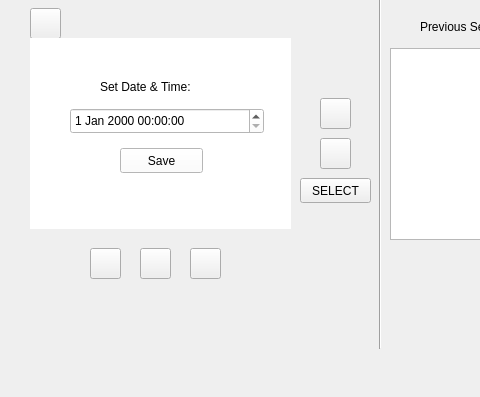
kyleaitken/Neuroset, file Neuroset/mainwindow.ui: the form before one commit; both pictures show x 0 to 480 and y 92 to 489 of the 1149 by 489 pixel window.
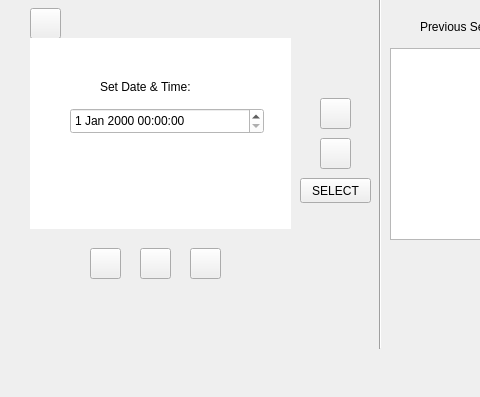
The form after the commit. The open tabs and pages were chosen to show the change. Icons and pictures are not drawn. Custom widgets are drawn as their Qt base class.

Commit message: remove save button from set date/time

Patch:
```diff
--- a/Neuroset/mainwindow.ui
+++ b/Neuroset/mainwindow.ui
@@ -518,19 +518,6 @@
        </rect>
       </property>
      </widget>
-     <widget class="QPushButton" name="saveDateTime">
-      <property name="geometry">
-       <rect>
-        <x>90</x>
-        <y>110</y>
-        <width>83</width>
-        <height>25</height>
-       </rect>
-      </property>
-      <property name="text">
-       <string>Save</string>
-      </property>
-     </widget>
     </widget>
    </widget>
    <widget class="QPushButton" name="EEGSampleButton">
```
The commit also changes 2 other files.
